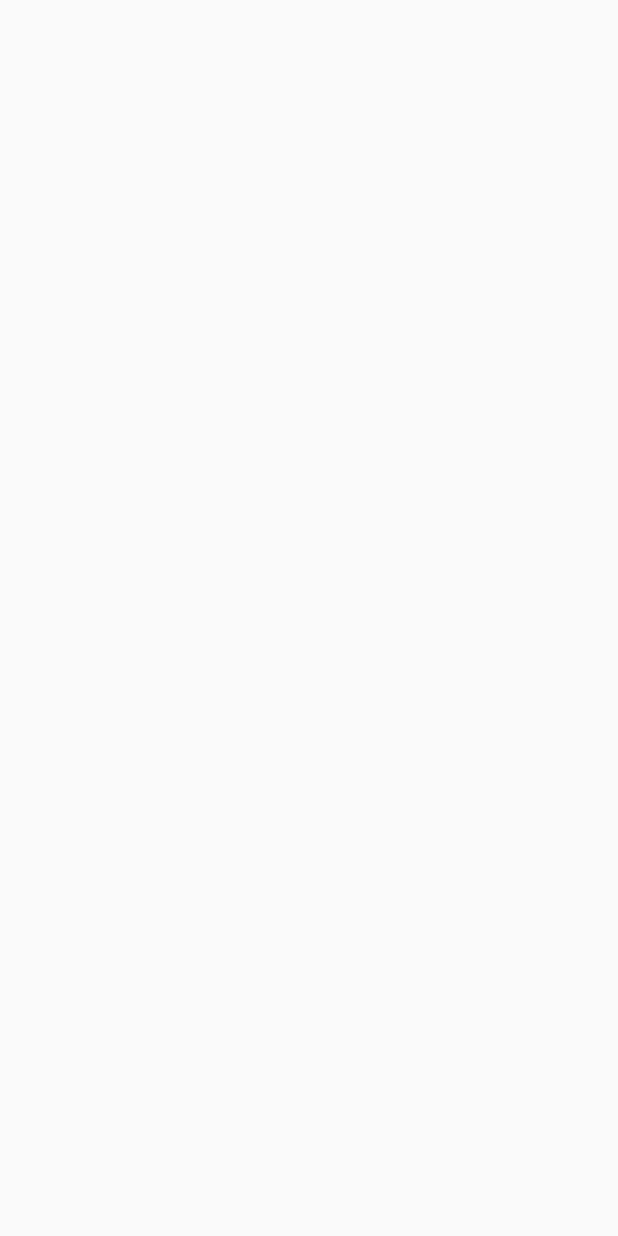
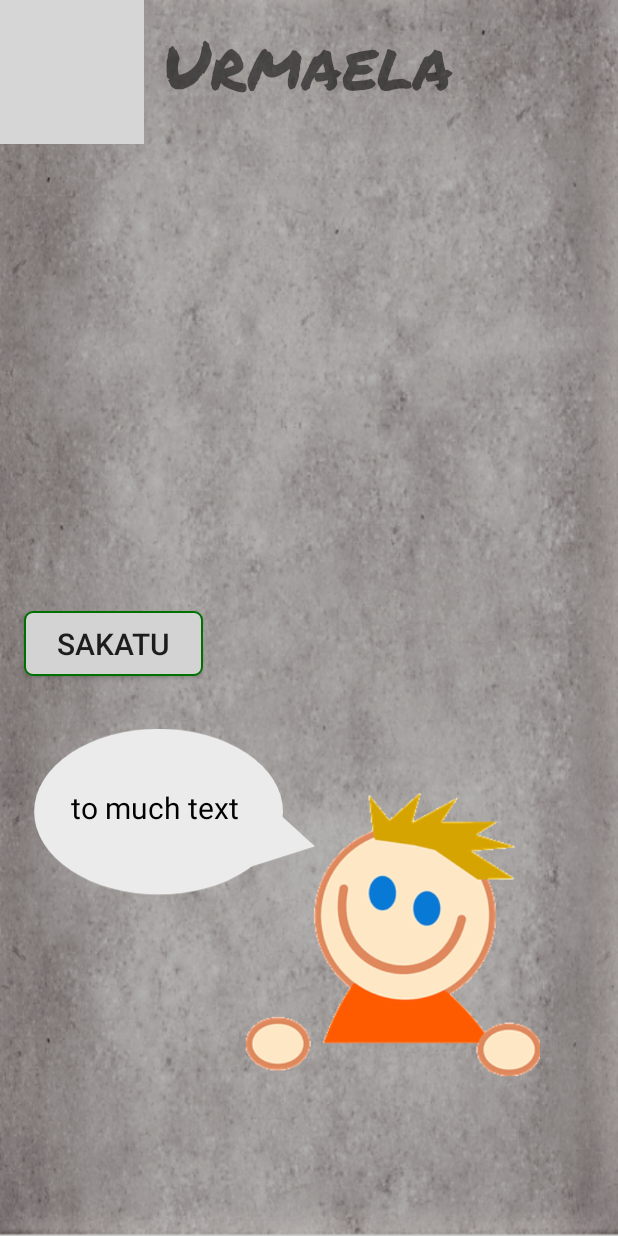
Before and after one commit to Diaz091/Try, an Android app: the Urmaela screen opened directly, with no data from a screen before it, on a phone screen of 412 x 824 dp. Before the commit the screen is empty. Run offline under Robolectric (Android 15) with nearby library versions, the phone set to English and light mode, and no system bars; grey boxes are pictures that could not be loaded.

Commit message:
New Things

```diff
--- a/app/src/main/AndroidManifest.xml
+++ b/app/src/main/AndroidManifest.xml
@@ -23,7 +23,8 @@
         android:roundIcon="@mipmap/ic_launcher_round"
         android:supportsRtl="true"
         android:theme="@style/AppTheme">
-        <activity android:name=".Urmaela"></activity>
+        <activity android:name=".Skate"></activity>
+        <activity android:name=".Urmaela" />
         <activity android:name=".FinFuentes" />
         <activity android:name=".Fuentes">
             <intent-filter>
--- a/app/src/main/java/com/example/dm2/atry/Ruta.java
+++ b/app/src/main/java/com/example/dm2/atry/Ruta.java
@@ -1,9 +1,10 @@
 package com.example.dm2.atry;
 
 import android.content.Intent;
+import android.os.Bundle;
 import android.os.Handler;
 import android.support.v7.app.AppCompatActivity;
-import android.os.Bundle;
+import android.view.WindowManager;
 
 public class Ruta extends AppCompatActivity {
 
@@ -11,7 +12,7 @@
     protected void onCreate( Bundle savedInstanceState ) {
         super.onCreate( savedInstanceState );
         setContentView( R.layout.activity_ruta );
-
+        getWindow().setFlags( WindowManager.LayoutParams.FLAG_FULLSCREEN, WindowManager.LayoutParams.FLAG_FULLSCREEN);
 
         new Handler(  ).postDelayed( new Runnable() {
             @Override
--- a/app/src/main/java/com/example/dm2/atry/Urmaela.java
+++ b/app/src/main/java/com/example/dm2/atry/Urmaela.java
@@ -1,13 +1,35 @@
 package com.example.dm2.atry;
 
+import android.content.Intent;
 import android.os.Bundle;
 import android.support.v7.app.AppCompatActivity;
+import android.view.View;
+import android.view.WindowManager;
+import android.widget.Button;
 
 public class Urmaela extends AppCompatActivity {
+
+
+    private Button sakatu;
 
     @Override
     protected void onCreate( Bundle savedInstanceState ) {
         super.onCreate( savedInstanceState );
         setContentView( R.layout.activity_urmaela );
+        getWindow().setFlags( WindowManager.LayoutParams.FLAG_FULLSCREEN, WindowManager.LayoutParams.FLAG_FULLSCREEN);
+
+
+        sakatu = findViewById( R.id.botSakatu );
+
+        sakatu.setOnClickListener( new View.OnClickListener() {
+            @Override
+            public void onClick( View v ) {
+                Intent skate = new Intent( Urmaela.this , Skate.class );
+                startActivity( skate );
+
+            }
+        } );
+
+
     }
 }
--- a/app/src/main/res/layout/activity_urmaela.xml
+++ b/app/src/main/res/layout/activity_urmaela.xml
@@ -1,8 +1,103 @@
 <?xml version="1.0" encoding="utf-8"?>
 <android.support.constraint.ConstraintLayout xmlns:android="http://schemas.android.com/apk/res/android"
+    xmlns:app="http://schemas.android.com/apk/res-auto"
     xmlns:tools="http://schemas.android.com/tools"
     android:layout_width="match_parent"
     android:layout_height="match_parent"
+    android:background="@drawable/background_img_piedra"
     tools:context=".Urmaela">
 
+    <Button
+        android:id="@+id/botSakatu"
+        android:layout_width="119dp"
+        android:layout_height="43dp"
+        android:layout_marginStart="8dp"
+        android:layout_marginTop="8dp"
+        android:layout_marginEnd="8dp"
+        android:layout_marginBottom="8dp"
+        android:background="@drawable/button_border"
+        android:text="@string/sakatu"
+        android:textSize="20dp"
+        app:layout_constraintBottom_toBottomOf="parent"
+        app:layout_constraintEnd_toEndOf="parent"
+        app:layout_constraintHorizontal_bias="0.028"
+        app:layout_constraintStart_toStartOf="parent"
+        app:layout_constraintTop_toTopOf="parent"
+        app:layout_constraintVertical_bias="0.522" />
+
+    <TextView
+        android:layout_width="wrap_content"
+        android:layout_height="wrap_content"
+        android:layout_marginStart="8dp"
+        android:layout_marginTop="8dp"
+        android:layout_marginEnd="8dp"
+        android:fontFamily="@font/permanent_marker_regular"
+        android:text="@string/urmaela"
+        android:textAlignment="center"
+        android:textSize="45dp"
+        app:layout_constraintBottom_toBottomOf="@+id/imageView4"
+        app:layout_constraintEnd_toEndOf="parent"
+        app:layout_constraintHorizontal_bias="0.498"
+        app:layout_constraintStart_toStartOf="parent"
+        app:layout_constraintTop_toTopOf="@+id/imageView4"
+        app:layout_constraintVertical_bias="0.049" />
+
+    <ImageView
+        android:id="@+id/imageView4"
+        android:layout_width="wrap_content"
+        android:layout_height="wrap_content"
+        android:src="@drawable/urmaela" />
+
+    <android.support.constraint.ConstraintLayout
+        android:layout_width="match_parent"
+        android:layout_height="match_parent">
+
+        <ImageView
+            android:layout_width="194dp"
+            android:layout_height="252dp"
+            android:layout_alignParentBottom="true"
+            android:layout_marginStart="8dp"
+            android:layout_marginTop="8dp"
+            android:layout_marginEnd="8dp"
+            android:layout_marginBottom="8dp"
+            android:src="@drawable/ic_bocata2"
+            app:layout_constraintBottom_toBottomOf="parent"
+            app:layout_constraintEnd_toEndOf="parent"
+            app:layout_constraintHorizontal_bias="0.039"
+            app:layout_constraintStart_toStartOf="parent"
+            app:layout_constraintTop_toTopOf="parent"
+            app:layout_constraintVertical_bias="0.738" />
+
+        <TextView
+            android:layout_width="189dp"
+            android:layout_height="135dp"
+            android:layout_alignParentBottom="true"
+            android:layout_marginStart="8dp"
+            android:layout_marginTop="8dp"
+            android:layout_marginEnd="8dp"
+            android:layout_marginBottom="8dp"
+            android:text="to much text "
+            android:textColor="@color/negro"
+            android:textSize="20dp"
+            app:layout_constraintBottom_toBottomOf="parent"
+            app:layout_constraintEnd_toEndOf="parent"
+            app:layout_constraintHorizontal_bias="0.189"
+            app:layout_constraintStart_toStartOf="parent"
+            app:layout_constraintTop_toTopOf="parent"
+            app:layout_constraintVertical_bias="0.768" />
+
+    </android.support.constraint.ConstraintLayout>
+
+    <ImageView
+        android:layout_width="201dp"
+        android:layout_height="207dp"
+        android:layout_marginEnd="8dp"
+        android:src="@drawable/txomin"
+        app:layout_constraintBottom_toBottomOf="parent"
+        app:layout_constraintEnd_toEndOf="parent"
+        app:layout_constraintHorizontal_bias="0.782"
+        app:layout_constraintStart_toStartOf="parent"
+        app:layout_constraintTop_toTopOf="parent"
+        app:layout_constraintVertical_bias="0.845" />
+
 </android.support.constraint.ConstraintLayout>
--- a/app/src/main/res/values/strings.xml
+++ b/app/src/main/res/values/strings.xml
@@ -101,5 +101,7 @@
     <string name="lamuza_parkea_ingurua">Lamuza Parkea Ingurua</string>
     <string name="tituloF">Iturri Bereziak</string>
     <string name="felicitacion">Zorionak!, Jokoa Bukatu Duzue</string>
+    <string name="urmaela">Urmaela</string>
+    <string name="sakatu">SAKATU</string>
 
 </resources>
```
Also changed, not shown: app/src/main/java/com/example/dm2/atry/FinFuentes.java (+15 -0 lines), app/src/main/java/com/example/dm2/atry/Skate.java (added, +13 -0 lines), app/src/main/res/layout/activity_fin_fuentes.xml (+10 -4 lines), app/src/main/res/layout/activity_skate.xml (added, +8 -0 lines).
